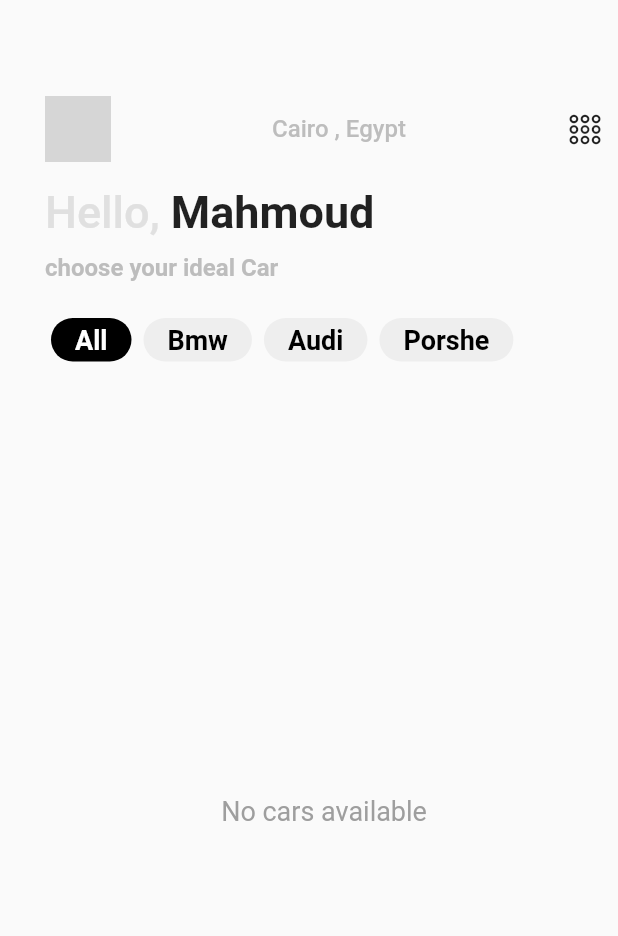
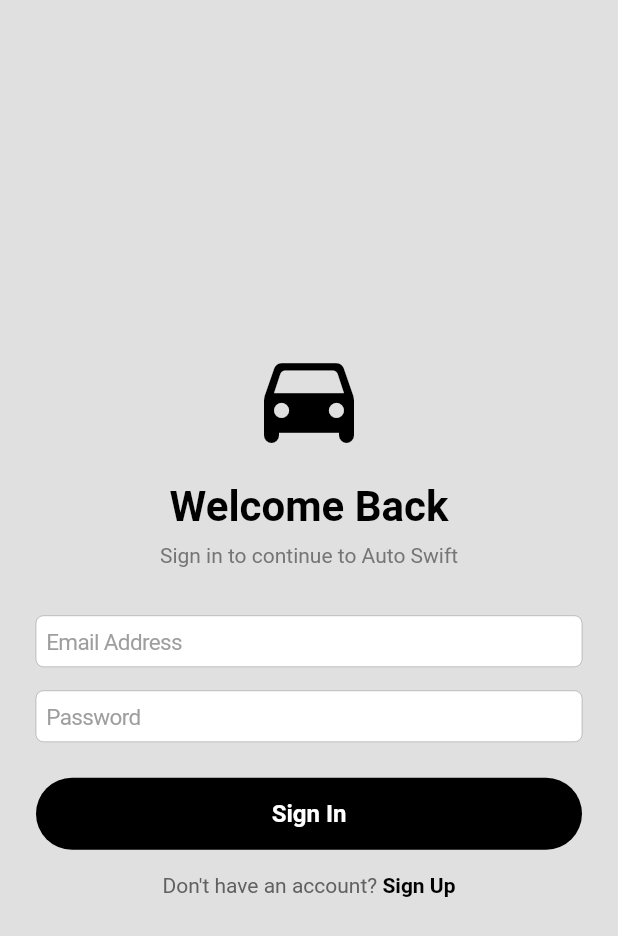
Before and after one commit to mahmoudmohamed111/auto-swift, a Flutter app: the screen it shows after launch, on a phone screen of 412 x 824 dp. Shown: the top 936 px of the screen. Run offline on Flutter 3.47's test engine with Material 3 defaults, Android fonts, the phone set to English and light mode, and no system bars; our stand-ins replace dropdown_button2, image_picker, supabase_flutter; accounts and stored records are empty; grey boxes are pictures that could not be loaded.

Commit message:
create auth page

```diff
--- /dev/null
+++ b/lib/features/Auth/presentation/views/auth_view.dart
@@ -0,0 +1,200 @@
+import 'package:auto_swift/features/home/presentation/views/home_view.dart';
+import 'package:flutter/material.dart';
+import 'package:supabase_flutter/supabase_flutter.dart';
+import 'package:auto_swift/core/components/custom_button.dart';
+import 'package:auto_swift/core/components/custom_text_field.dart';
+import 'package:auto_swift/core/components/snack.dart';
+
+class AuthPage extends StatefulWidget {
+  const AuthPage({super.key});
+
+  @override
+  State<AuthPage> createState() => _AuthPageState();
+}
+
+class _AuthPageState extends State<AuthPage> {
+  final emailController = TextEditingController();
+  final passwordController = TextEditingController();
+  final _formKey = GlobalKey<FormState>();
+
+  bool isSignUp = false;
+  bool isLoading = false;
+
+  final supabase = Supabase.instance.client;
+
+  Future<void> handleAuth() async {
+    if (!_formKey.currentState!.validate()) return;
+
+    final email = emailController.text.trim();
+    final password = passwordController.text.trim();
+
+    setState(() => isLoading = true);
+
+    try {
+      if (isSignUp) {
+        final AuthResponse res = await supabase.auth.signUp(
+          email: email,
+          password: password,
+        );
+
+        if (mounted) {
+          if (res.session == null) {
+            Snack().success(
+              context,
+              "Sign up successful! Please check your email for confirmation.",
+            );
+          } else {
+            Snack().success(context, "Account created & logged in!");
+          }
+        }
+      } else {
+        await supabase.auth.signInWithPassword(
+          email: email,
+          password: password,
+        );
+
+        if (mounted) {
+          Snack().success(context, "Logged in successfully!");
+          Navigator.of(context).push(
+            MaterialPageRoute(
+              builder: (context) {
+                return HomePage();
+              },
+            ),
+          );
+        }
+      }
+    } on AuthException catch (e) {
+      if (mounted) {
+        Snack().error(context, e.message);
+      }
+    } catch (e) {
+      if (mounted) {
+        Snack().error(context, "An unexpected error occurred: $e");
+      }
+    } finally {
+      if (mounted) setState(() => isLoading = false);
+    }
+  }
+
+  @override
+  void dispose() {
+    emailController.dispose();
+    passwordController.dispose();
+    super.dispose();
+  }
+
+  @override
+  Widget build(BuildContext context) {
+    return Scaffold(
+      backgroundColor: Colors.grey.shade300,
+      body: Center(
+        child: SingleChildScrollView(
+          padding: const EdgeInsets.symmetric(horizontal: 24),
+          child: Form(
+            key: _formKey,
+            child: Column(
+              mainAxisAlignment: MainAxisAlignment.center,
+              crossAxisAlignment: CrossAxisAlignment.stretch,
+              children: [
+                Icon(
+                  Icons.directions_car_rounded,
+                  size: 80,
+                  color: Colors.black,
+                ),
+                const SizedBox(height: 16),
+                Text(
+                  isSignUp ? "Create Account" : "Welcome Back",
+                  textAlign: TextAlign.center,
+                  style: const TextStyle(
+                    fontSize: 28,
+                    fontWeight: FontWeight.bold,
+                    color: Colors.black,
+                  ),
+                ),
+                const SizedBox(height: 8),
+                Text(
+                  isSignUp
+                      ? "Sign up to get started with Auto Swift"
+                      : "Sign in to continue to Auto Swift",
+                  textAlign: TextAlign.center,
+                  style: TextStyle(fontSize: 14, color: Colors.grey.shade600),
+                ),
+                const SizedBox(height: 32),
+
+                // Email Field
+                CustomTextField(
+                  controller: emailController,
+                  hint: "Email Address",
+                  type: TextInputType.emailAddress,
+                ),
+                const SizedBox(height: 16),
+
+                CustomTextField(
+                  controller: passwordController,
+                  hint: "Password",
+                  type: TextInputType.visiblePassword,
+                ),
+                const SizedBox(height: 24),
+
+                CustomButton(
+                  width: double.infinity,
+                  height: 48,
+                  color: Colors.black,
+                  radius: 24,
+                  onTap: isLoading ? null : handleAuth,
+                  child: Center(
+                    child: isLoading
+                        ? const SizedBox(
+                            width: 20,
+                            height: 20,
+                            child: CircularProgressIndicator(
+                              color: Colors.white,
+                              strokeWidth: 2.5,
+                            ),
+                          )
+                        : Text(
+                            isSignUp ? "Sign Up" : "Sign In",
+                            style: const TextStyle(
+                              color: Colors.white,
+                              fontSize: 16,
+                              fontWeight: FontWeight.bold,
+                            ),
+                          ),
+                  ),
+                ),
+                const SizedBox(height: 16),
+
+                Row(
+                  mainAxisAlignment: MainAxisAlignment.center,
+                  children: [
+                    Text(
+                      isSignUp
+                          ? "Already have an account? "
+                          : "Don't have an account? ",
+                      style: TextStyle(color: Colors.grey.shade700),
+                    ),
+                    GestureDetector(
+                      onTap: () {
+                        setState(() {
+                          isSignUp = !isSignUp;
+                        });
+                      },
+                      child: Text(
+                        isSignUp ? "Sign In" : "Sign Up",
+                        style: const TextStyle(
+                          color: Colors.black,
+                          fontWeight: FontWeight.bold,
+                        ),
+                      ),
+                    ),
+                  ],
+                ),
+              ],
+            ),
+          ),
+        ),
+      ),
+    );
+  }
+}
--- a/lib/main.dart
+++ b/lib/main.dart
@@ -1,4 +1,5 @@
 import 'package:auto_swift/features/Admin/presentation/views/admin_page.dart';
+import 'package:auto_swift/features/Auth/presentation/views/auth_view.dart';
 import 'package:auto_swift/features/home/presentation/views/car_detail_view.dart';
 import 'package:auto_swift/features/home/presentation/views/home_view.dart';
 import 'package:flutter/material.dart';
@@ -22,7 +23,7 @@
     return MaterialApp(
       theme: ThemeData(useMaterial3: false),
       debugShowCheckedModeBanner: false,
-      home: HomePage(),
+      home: AuthPage(),
     );
   }
 }
```
